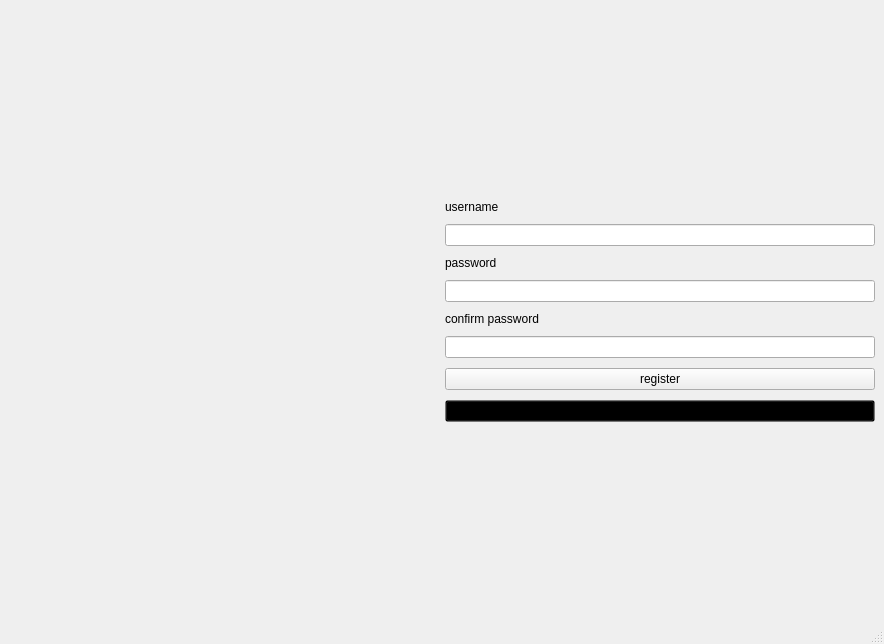
Above: registerfile.ui from SAMoosavi/AdvancedProgrammingProject2 before the change. Below: the same form after it.
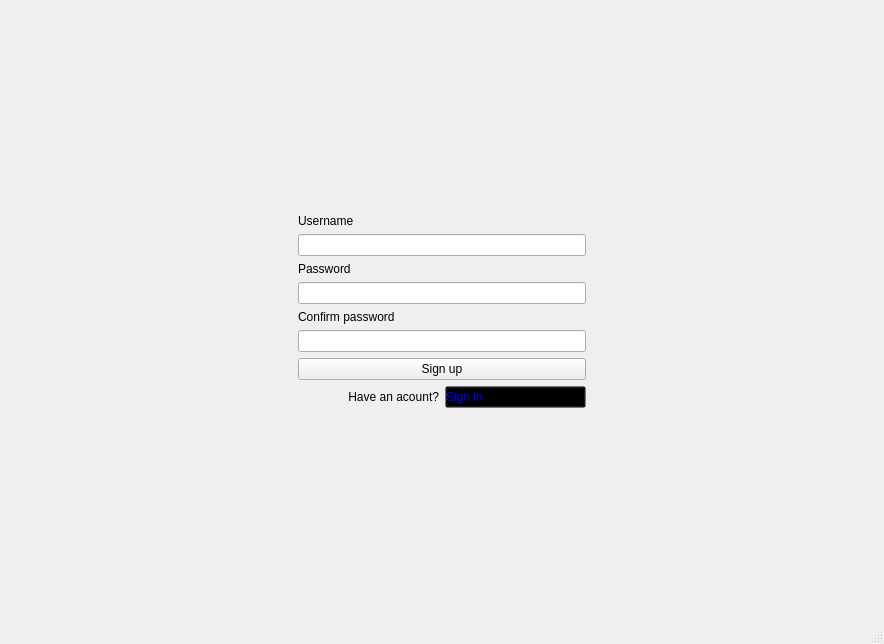
That is the form after the change.

Diff of the .ui file:
```diff
--- a/registerfile.ui
+++ b/registerfile.ui
@@ -14,37 +14,22 @@
    <string>MainWindow</string>
   </property>
   <widget class="QWidget" name="centralwidget">
-   <layout class="QHBoxLayout" name="horizontalLayout">
+   <layout class="QHBoxLayout" name="horizontalLayout_2">
     <item>
-     <widget class="QLabel" name="label_img">
-      <property name="enabled">
-       <bool>true</bool>
+     <spacer name="horizontalSpacer_2">
+      <property name="orientation">
+       <enum>Qt::Horizontal</enum>
       </property>
-      <property name="sizePolicy">
-       <sizepolicy hsizetype="Expanding" vsizetype="Expanding">
-        <horstretch>0</horstretch>
-        <verstretch>0</verstretch>
-       </sizepolicy>
+      <property name="sizeHint" stdset="0">
+       <size>
+        <width>40</width>
+        <height>20</height>
+       </size>
       </property>
-      <property name="styleSheet">
-       <string notr="true">width :50vw;</string>
-      </property>
-      <property name="text">
-       <string/>
-      </property>
-     </widget>
+     </spacer>
     </item>
     <item>
      <layout class="QVBoxLayout" name="verticalLayout_3">
-      <property name="spacing">
-       <number>10</number>
-      </property>
-      <property name="leftMargin">
-       <number>0</number>
-      </property>
-      <property name="rightMargin">
-       <number>0</number>
-      </property>
       <item>
        <spacer name="verticalSpacer_2">
         <property name="orientation">
@@ -63,7 +48,7 @@
         <item>
          <widget class="QLabel" name="label_username">
           <property name="text">
-           <string>username</string>
+           <string>Username</string>
           </property>
          </widget>
         </item>
@@ -77,7 +62,7 @@
         <item>
          <widget class="QLabel" name="label_password">
           <property name="text">
-           <string>password</string>
+           <string>Password</string>
           </property>
          </widget>
         </item>
@@ -95,7 +80,7 @@
         <item>
          <widget class="QLabel" name="label_confirm_password">
           <property name="text">
-           <string>confirm password</string>
+           <string>Confirm password</string>
           </property>
          </widget>
         </item>
@@ -107,19 +92,35 @@
       <item>
        <widget class="QPushButton" name="pushButton">
         <property name="text">
-         <string>register</string>
+         <string>Sign up</string>
         </property>
        </widget>
       </item>
       <item>
-       <widget class="QPushButton" name="pushButton_2">
-        <property name="styleSheet">
-         <string notr="true">background:transparent;</string>
-        </property>
-        <property name="text">
-         <string>login</string>
-        </property>
-       </widget>
+       <layout class="QHBoxLayout" name="horizontalLayout">
+        <item>
+         <widget class="QLabel" name="label">
+          <property name="text">
+           <string> Have an acount?</string>
+          </property>
+          <property name="alignment">
+           <set>Qt::AlignRight|Qt::AlignTrailing|Qt::AlignVCenter</set>
+          </property>
+         </widget>
+        </item>
+        <item>
+         <widget class="QPushButton" name="pushButton_2">
+          <property name="styleSheet">
+           <string notr="true">background:transparent;
+color:blue;
+text-align:left;</string>
+          </property>
+          <property name="text">
+           <string>Sign in</string>
+          </property>
+         </widget>
+        </item>
+       </layout>
       </item>
       <item>
        <spacer name="verticalSpacer">
@@ -136,6 +137,19 @@
       </item>
      </layout>
     </item>
+    <item>
+     <spacer name="horizontalSpacer">
+      <property name="orientation">
+       <enum>Qt::Horizontal</enum>
+      </property>
+      <property name="sizeHint" stdset="0">
+       <size>
+        <width>40</width>
+        <height>20</height>
+       </size>
+      </property>
+     </spacer>
+    </item>
    </layout>
   </widget>
   <widget class="QStatusBar" name="statusbar"/>
```
